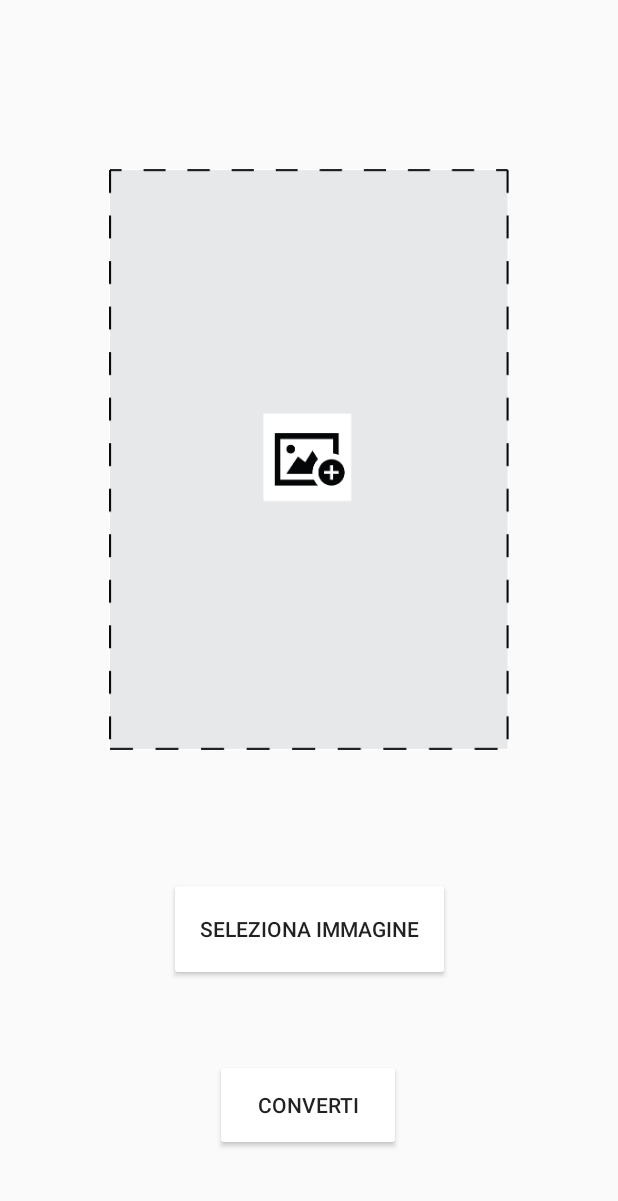
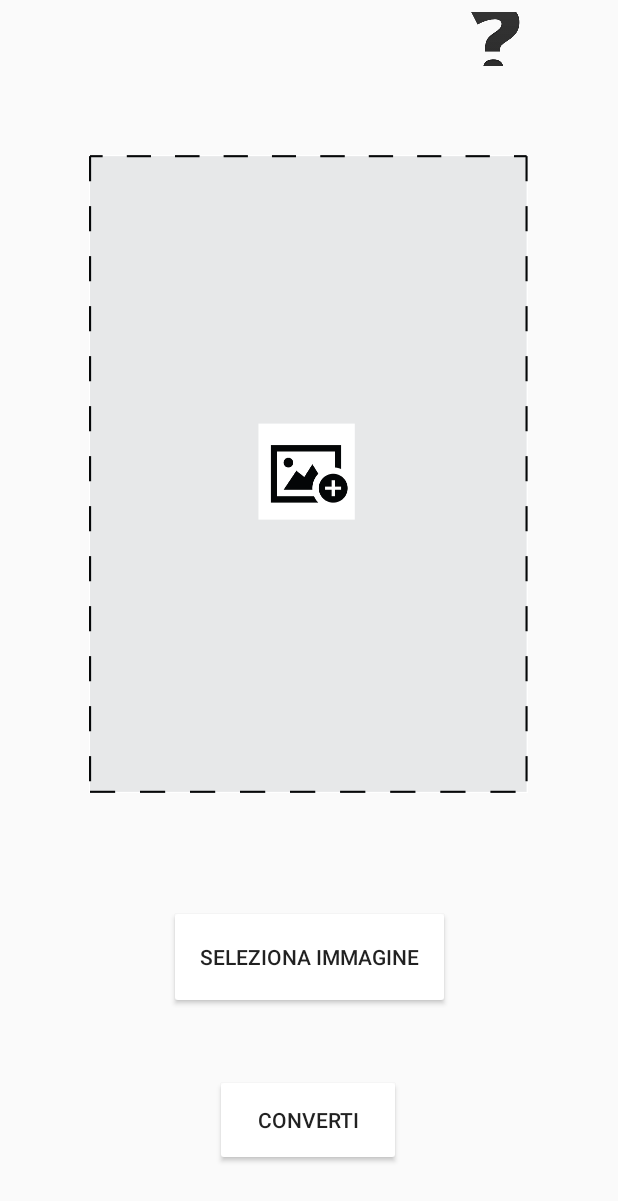
Before and after one commit to ale-mazz/LEGO-Print3r, an Android app: the layout activity_gallery.xml on its own in the app's theme, with its tools: preview values and no code run, on a phone screen of 412 x 824 dp. Shown: the top 1201 px of the screen. Run offline under Robolectric (Android 15) with nearby library versions, the phone set to English and light mode, and no system bars.

Commit message:
added help windows for gallery activity and print preview activity

```diff
--- a/app/src/main/java/printer/ev3printer/GalleryActivityHelp.java
+++ b/app/src/main/java/printer/ev3printer/GalleryActivityHelp.java
@@ -11,6 +11,7 @@ public class GalleryActivityHelp extends Activity {
     @Override
     protected void onCreate(Bundle savedInstanceState) {
         super.onCreate(savedInstanceState);
+        setTitle("GalleryActivityHelp");
         setContentView(R.layout.activity_gallery_help);
 
         DisplayMetrics dm = new DisplayMetrics();
--- a/app/src/main/res/layout/activity_gallery.xml
+++ b/app/src/main/res/layout/activity_gallery.xml
@@ -14,19 +14,19 @@
         android:layout_height="69dp"
         android:layout_marginStart="8dp"
         android:layout_marginTop="44dp"
+        android:layout_marginEnd="8dp"
         android:layout_marginBottom="20dp"
-        android:layout_marginEnd="8dp"
         android:backgroundTint="@color/colorPrimary"
         android:text="Seleziona Immagine"
+        app:layout_constraintBottom_toTopOf="@id/convertButton"
         app:layout_constraintEnd_toEndOf="parent"
         app:layout_constraintStart_toStartOf="parent"
-        app:layout_constraintBottom_toTopOf="@id/convertButton"
         app:layout_constraintTop_toBottomOf="@id/normalImageView" />
 
     <android.support.v7.widget.AppCompatImageView
         android:id="@+id/normalImageView"
-        android:layout_width="369dp"
-        android:layout_height="387dp"
+        android:layout_width="wrap_content"
+        android:layout_height="wrap_content"
         android:layout_marginStart="8dp"
         android:layout_marginTop="80dp"
         android:layout_marginEnd="8dp"
@@ -35,6 +35,7 @@
         android:visibility="visible"
         app:layout_constraintBottom_toTopOf="@+id/imageSelectionButton"
         app:layout_constraintEnd_toEndOf="parent"
+        app:layout_constraintHorizontal_bias="0.494"
         app:layout_constraintStart_toStartOf="parent"
         app:layout_constraintTop_toTopOf="parent"
         app:layout_constraintVertical_bias="0.674"
@@ -57,5 +58,25 @@
         app:layout_constraintTop_toBottomOf="@id/imageSelectionButton"
         app:layout_constraintVertical_bias="0.577" />
 
+    <ImageButton
+        android:id="@+id/helpGalleryActivityButton"
+        android:layout_width="41dp"
+        android:layout_height="36dp"
+        android:layout_alignParentTop="true"
+        android:layout_centerHorizontal="true"
+        android:layout_marginStart="8dp"
+        android:layout_marginTop="8dp"
+        android:layout_marginEnd="8dp"
+        android:layout_marginBottom="8dp"
+        android:background="@color/ic_launcher_background"
+        android:src="@mipmap/question_mark"
+        android:visibility="visible"
+        app:layout_constraintBottom_toBottomOf="parent"
+        app:layout_constraintEnd_toEndOf="parent"
+        app:layout_constraintHorizontal_bias="0.85"
+        app:layout_constraintStart_toStartOf="parent"
+        app:layout_constraintTop_toTopOf="parent"
+        app:layout_constraintVertical_bias="0.0" />
+
 
 </android.support.constraint.ConstraintLayout>
--- a/app/src/main/res/layout/activity_gallery_help.xml
+++ b/app/src/main/res/layout/activity_gallery_help.xml
@@ -18,7 +18,7 @@
         android:layout_marginEnd="8dp"
         android:layout_marginBottom="8dp"
         android:textColor="#FFFF"
-        android:text="Gallery Activity Help Lorem ipsum dolor sit amet, consectetur adipiscing elit, sed do eiusmod tempor incididunt ut labore et dolore magna aliqua. Ut enim ad minim veniam, quis nostrud exercitation ullamco laboris nisi ut aliquip ex ea commodo consequat. Duis aute irure dolor in reprehenderit in voluptate velit esse cillum dolore eu fugiat nulla pariatur. Excepteur sint occaecat cupidatat non proident, sunt in culpa qui officia deserunt mollit anim id est laborum."
+        android:text="@string/lorem_ipsum"
         app:layout_constraintBottom_toBottomOf="parent"
         app:layout_constraintEnd_toEndOf="parent"
         app:layout_constraintStart_toStartOf="parent"
--- a/app/src/main/res/values/ic_launcher_background.xml
+++ b/app/src/main/res/values/ic_launcher_background.xml
@@ -1,4 +1,4 @@
 <?xml version="1.0" encoding="utf-8"?>
 <resources>
-    <color name="ic_launcher_background">#FFFFFF</color>
+    <color name="ic_launcher_background">#00FFFFFF</color>
 </resources>
--- a/app/src/main/res/values/strings.xml
+++ b/app/src/main/res/values/strings.xml
@@ -1,4 +1,6 @@
 <resources>
     <string name="app_name">EV3 Printer</string>
     <string name="title_activity_help">HelpActivity</string>
+    <string name="lorem_ipsum">Gallery Activity Help Lorem ipsum dolor sit amet, consectetur adipiscing elit, sed do eiusmod tempor incididunt ut labore et dolore magna aliqua. Ut enim ad minim veniam, quis nostrud exercitation ullamco laboris nisi ut aliquip ex ea commodo consequat. Duis aute irure dolor in reprehenderit in voluptate velit esse cillum dolore eu fugiat nulla pariatur. Excepteur sint occaecat cupidatat non proident, sunt in culpa qui officia deserunt mollit anim id est laborum.</string>
+    <string name="PrintPreviewActivityHelp">Print Preview Activity Help</string>
 </resources>
```
Also changed, not shown: app/src/main/AndroidManifest.xml (+15 -3 lines), app/src/main/java/printer/ev3printer/GalleryActivity.java (+10 -0 lines), app/src/main/java/printer/ev3printer/PrintPreviewActivity.java (+11 -0 lines), app/src/main/java/printer/ev3printer/PrintPreviewActivityHelp.java (+21 -2 lines), app/src/main/java/printer/ev3printer/SplashActivity.java (+5 -5 lines), app/src/main/res/layout/activity_print_preview.xml (+20 -0 lines), app/src/main/res/layout/activity_print_preview_help.xml (+18 -1 lines), app/src/main/res/mipmap-anydpi-v26/help.png (added).
